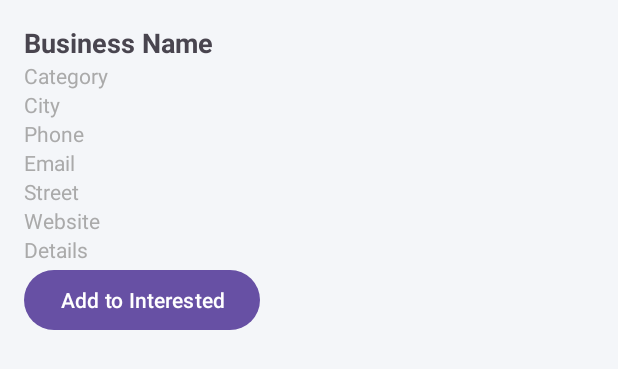
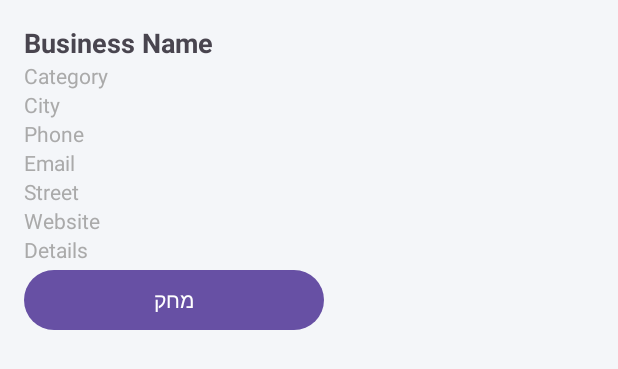
Before and after one commit to hatoli956/MySignLanguege, an Android app: the layout item_business_user.xml on its own in the app's theme, with its tools: preview values and no code run, on a phone screen of 412 x 824 dp. Shown: the top 369 px of the screen. Run offline under Robolectric (Android 15) with nearby library versions, the light colour scheme and no system bars.

Commit message:
end 21.3.25

```diff
--- a/app/src/main/java/com/example/mysignlanguege/InterestedBusinessesActivity.java
+++ b/app/src/main/java/com/example/mysignlanguege/InterestedBusinessesActivity.java
@@ -37,6 +37,7 @@ public class InterestedBusinessesActivity extends AppCompatActivity {
             recyclerView.setAdapter(businessUserAdapter);
         }
 
+
         public void btnGoBack1(View view) {
             Intent go = new Intent(getApplicationContext(), AfterLogin.class);
             startActivity(go);
@@ -59,6 +60,7 @@ public class InterestedBusinessesActivity extends AppCompatActivity {
             }
         }
 
+
         private Business getBusinessById(String id) {
             // In a real app, you'd fetch the business data from a database or API.
 
--- a/app/src/main/java/com/example/mysignlanguege/ShowBusinessForUser.java
+++ b/app/src/main/java/com/example/mysignlanguege/ShowBusinessForUser.java
@@ -57,10 +57,7 @@ public class ShowBusinessForUser extends AppCompatActivity {
                 // Notify the adapter that the data has changed
                 businessUserAdapter.notifyDataSetChanged();
             }
-            public void Intrested(View view) {
-                Intent go = new Intent(getApplicationContext(), InterestedBusinessesActivity.class);
-                startActivity(go);
-            }
+
             @Override
             public void onFailed(Exception e) {
                 // Log the error and show a failure message to the user
@@ -74,4 +71,9 @@ public class ShowBusinessForUser extends AppCompatActivity {
         Intent go = new Intent(getApplicationContext(), AfterLogin.class);
         startActivity(go);
     }
+
+    public void Intrested(View view) {
+        Intent go = new Intent(getApplicationContext(), InterestedBusinessesActivity.class);
+        startActivity(go);
+    }
 }
--- a/app/src/main/res/layout/item_business_user.xml
+++ b/app/src/main/res/layout/item_business_user.xml
@@ -86,12 +86,13 @@
             android:textColor="@android:color/darker_gray"
             android:textSize="14sp" />
 
-        <!-- Button to Add to Interested list -->
         <Button
             android:id="@+id/btnAddToInterested"
-            android:layout_width="wrap_content"
+            android:layout_width="match_parent"
             android:layout_height="wrap_content"
-            android:text="Add to Interested" />
+            android:text="מחק" />
+
+        <!-- Button to Add to Interested list -->
     </LinearLayout>
 
     <!-- Business Image - Placed on the right side -->
```
Lines whose indentation alone changed are shown as unchanged.
